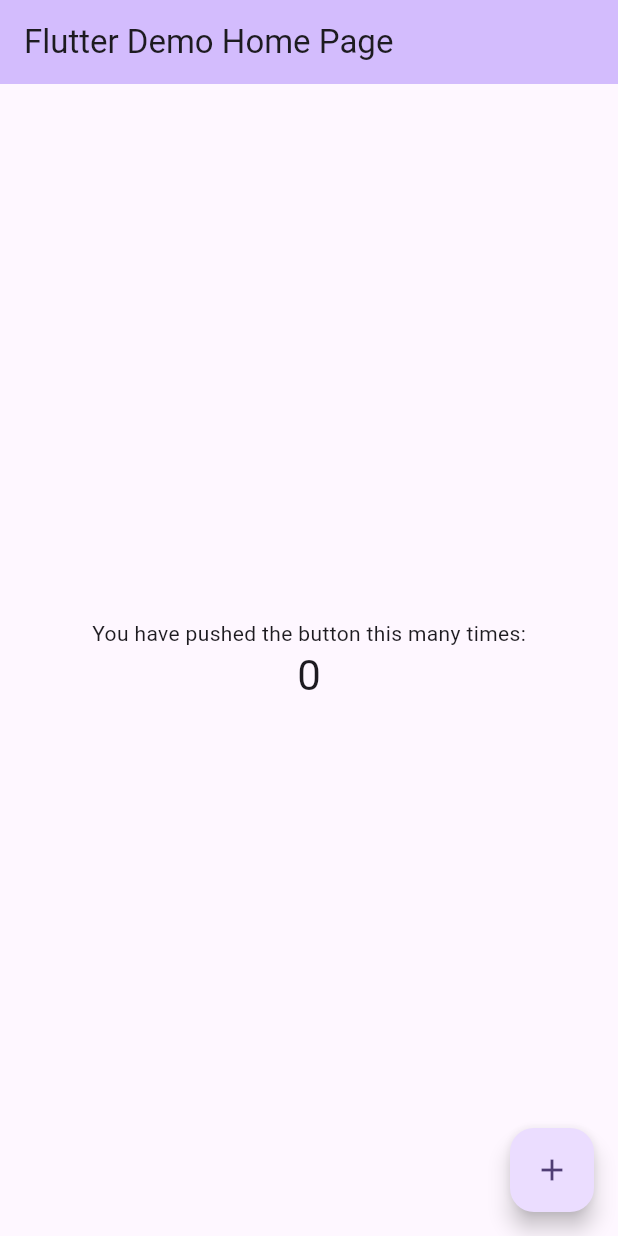
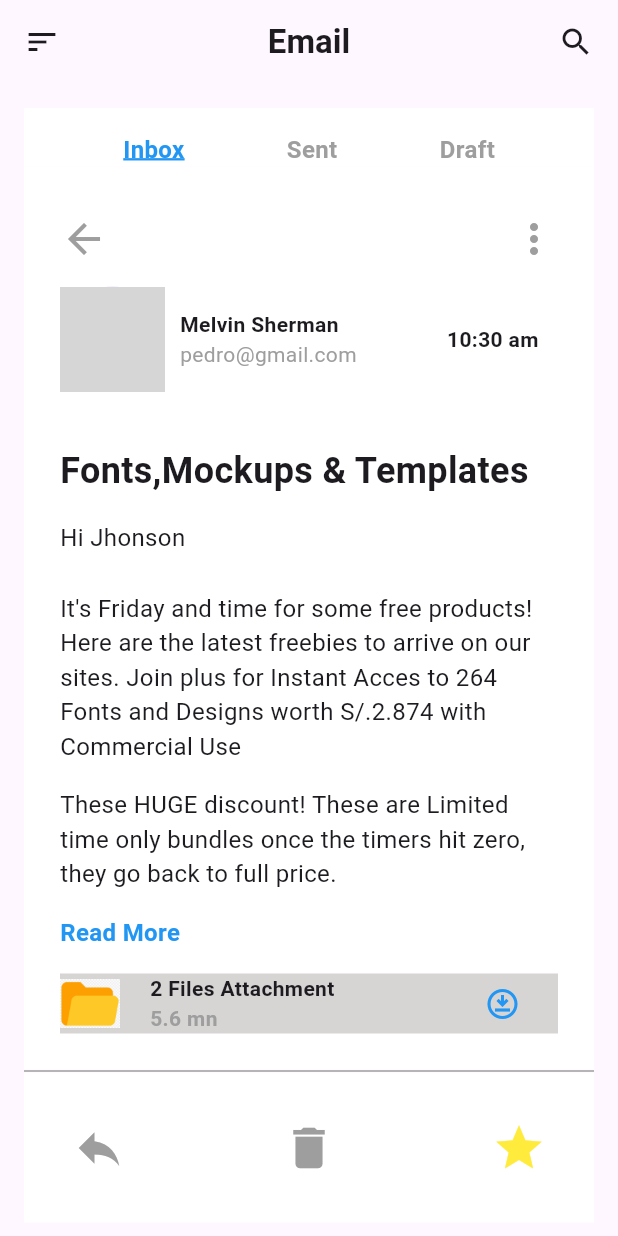
Before and after one commit to Klaux2020/proyecto_04, a Flutter app: the screen it shows after launch, on a phone screen of 412 x 824 dp. Run offline on Flutter 3.47's test engine with Material 3 defaults, Android fonts, the phone set to English and light mode, and no system bars; missing offline and left inert: dart:ffi; network calls fail; grey boxes are pictures that could not be loaded.

Commit message:
Proyecto04

```diff
--- a/lib/main.dart
+++ b/lib/main.dart
@@ -1,125 +1,13 @@
 import 'package:flutter/material.dart';
+import 'package:proyecto_04/pages/email.dart';
+import 'package:proyecto_04/pages/page_inicio.dart';
 
-void main() {
-  runApp(const MyApp());
+void main(){
+  runApp(
+    MaterialApp(
+    //home:PageInicio(),
+     home:Email(),
+    debugShowCheckedModeBanner: false,
+   ),
+  );
 }
-
-class MyApp extends StatelessWidget {
-  const MyApp({super.key});
-
-  // This widget is the root of your application.
-  @override
-  Widget build(BuildContext context) {
-    return MaterialApp(
-      title: 'Flutter Demo',
-      theme: ThemeData(
-        // This is the theme of your application.
-        //
-        // TRY THIS: Try running your application with "flutter run". You'll see
-        // the application has a purple toolbar. Then, without quitting the app,
-        // try changing the seedColor in the colorScheme below to Colors.green
-        // and then invoke "hot reload" (save your changes or press the "hot
-        // reload" button in a Flutter-supported IDE, or press "r" if you used
-        // the command line to start the app).
-        //
-        // Notice that the counter didn't reset back to zero; the application
-        // state is not lost during the reload. To reset the state, use hot
-        // restart instead.
-        //
-        // This works for code too, not just values: Most code changes can be
-        // tested with just a hot reload.
-        colorScheme: ColorScheme.fromSeed(seedColor: Colors.deepPurple),
-        useMaterial3: true,
-      ),
-      home: const MyHomePage(title: 'Flutter Demo Home Page'),
-    );
-  }
-}
-
-class MyHomePage extends StatefulWidget {
-  const MyHomePage({super.key, required this.title});
-
-  // This widget is the home page of your application. It is stateful, meaning
-  // that it has a State object (defined below) that contains fields that affect
-  // how it looks.
-
-  // This class is the configuration for the state. It holds the values (in this
-  // case the title) provided by the parent (in this case the App widget) and
-  // used by the build method of the State. Fields in a Widget subclass are
-  // always marked "final".
-
-  final String title;
-
-  @override
-  State<MyHomePage> createState() => _MyHomePageState();
-}
-
-class _MyHomePageState extends State<MyHomePage> {
-  int _counter = 0;
-
-  void _incrementCounter() {
-    setState(() {
-      // This call to setState tells the Flutter framework that something has
-      // changed in this State, which causes it to rerun the build method below
-      // so that the display can reflect the updated values. If we changed
-      // _counter without calling setState(), then the build method would not be
-      // called again, and so nothing would appear to happen.
-      _counter++;
-    });
-  }
-
-  @override
-  Widget build(BuildContext context) {
-    // This method is rerun every time setState is called, for instance as done
-    // by the _incrementCounter method above.
-    //
-    // The Flutter framework has been optimized to make rerunning build methods
-    // fast, so that you can just rebuild anything that needs updating rather
-    // than having to individually change instances of widgets.
-    return Scaffold(
-      appBar: AppBar(
-        // TRY THIS: Try changing the color here to a specific color (to
-        // Colors.amber, perhaps?) and trigger a hot reload to see the AppBar
-        // change color while the other colors stay the same.
-        backgroundColor: Theme.of(context).colorScheme.inversePrimary,
-        // Here we take the value from the MyHomePage object that was created by
-        // the App.build method, and use it to set our appbar title.
-        title: Text(widget.title),
-      ),
-      body: Center(
-        // Center is a layout widget. It takes a single child and positions it
-        // in the middle of the parent.
-        child: Column(
-          // Column is also a layout widget. It takes a list of children and
-          // arranges them vertically. By default, it sizes itself to fit its
-          // children horizontally, and tries to be as tall as its parent.
-          //
-          // Column has various properties to control how it sizes itself and
-          // how it positions its children. Here we use mainAxisAlignment to
-          // center the children vertically; the main axis here is the vertical
-          // axis because Columns are vertical (the cross axis would be
-          // horizontal).
-          //
-          // TRY THIS: Invoke "debug painting" (choose the "Toggle Debug Paint"
-          // action in the IDE, or press "p" in the console), to see the
-          // wireframe for each widget.
-          mainAxisAlignment: MainAxisAlignment.center,
-          children: <Widget>[
-            const Text(
-              'You have pushed the button this many times:',
-            ),
-            Text(
-              '$_counter',
-              style: Theme.of(context).textTheme.headlineMedium,
-            ),
-          ],
-        ),
-      ),
-      floatingActionButton: FloatingActionButton(
-        onPressed: _incrementCounter,
-        tooltip: 'Increment',
-        child: const Icon(Icons.add),
-      ), // This trailing comma makes auto-formatting nicer for build methods.
-    );
-  }
-}
--- /dev/null
+++ b/lib/pages/email.dart
@@ -0,0 +1,240 @@
+import 'dart:ffi';
+
+import 'package:flutter/material.dart';
+
+class Email extends StatelessWidget {
+
+  @override
+  Widget build(BuildContext context) {
+
+    return Scaffold(
+      appBar: AppBar(
+         title: Row(
+          mainAxisAlignment: MainAxisAlignment.spaceBetween,
+          children: [
+            Column(
+               children: [Icon(Icons.sort)]),
+            Text("Email",
+            style: TextStyle(fontWeight: FontWeight.bold),
+            ),
+            Column(
+              children: [Icon(Icons.search)]
+              ),
+          ],
+        )
+      ) ,
+      body: SafeArea(
+        minimum: EdgeInsets.all(16.0),
+        child:
+       Column(
+        children: [
+          Container(
+            decoration: new BoxDecoration(
+                       color: Colors.white,
+                    ),
+            padding: EdgeInsets.fromLTRB(32,16,32,0),
+             child:
+             Row(
+                  mainAxisAlignment: MainAxisAlignment.spaceAround,
+                  children: [
+                    Text("Inbox",
+                    style: TextStyle(
+                      fontSize: 16,
+                      fontWeight: FontWeight.bold,
+                      color: Colors.blue,
+                      decoration: TextDecoration.underline,
+                      decorationColor: Colors.blue,
+                      decorationThickness: 2,
+                      ),
+                    ),
+                    Text("Sent",
+                    style: TextStyle(
+                      fontSize: 16,
+                      fontWeight: FontWeight.bold,
+                      color: Colors.grey
+                      ),
+                    ),
+                    Text("Draft",
+                    style: TextStyle(
+                      fontSize: 16,
+                      fontWeight: FontWeight.bold,
+                      color: Colors.grey
+                      ),
+                    ),
+                  ],
+                 ),
+          ),
+          Container(
+            decoration: new BoxDecoration(
+                       color: Colors.white,
+                    ),
+            padding: EdgeInsets.all(24),
+            child:
+             Column(
+               children: [
+                 SizedBox(height: 8),
+                 Column(
+                 children: [
+                 Row(
+                  mainAxisAlignment: MainAxisAlignment.spaceBetween,
+                  children: [
+                  Icon(Icons.arrow_back,size: 32, color: Colors.grey,),
+                  Icon(Icons.more_vert,size: 32, color: Colors.grey),
+                  ],
+                  ),
+                 SizedBox(height: 16,),
+                 Column(
+                        children: [
+                 Row(
+                  //  mainAxisAlignment: MainAxisAlignment.spaceEvenly,
+                    children: [
+                      CircleAvatar(
+                        radius: 35.0,
+                        backgroundImage: NetworkImage(
+                          "https://pbs.twimg.com/profile_images/1771542579764490240/I1nqoFpQ_400x400.jpg"),
+                      ),
+                      SizedBox(width: 10,),
+                      Column(
+                          crossAxisAlignment: CrossAxisAlignment.start,
+                          children: [
+                            Text(
+                              "Melvin Sherman",
+                               style: TextStyle(fontWeight: FontWeight.bold),
+                            ),
+                            Text(
+                              "pedro@gmail.com",
+                               style: TextStyle(color: Colors.grey),
+                            ),
+                          ],
+                         ),
+                      SizedBox(width: 60,),
+                      Column(
+                             mainAxisAlignment: MainAxisAlignment.end,
+                             children: [
+                                Text("10:30 am",
+                                 style: TextStyle(fontWeight: FontWeight.bold),
+                                ),
+                              ],
+                         ),
+                    ],
+                  ),
+                 SizedBox(height: 20,)
+                  ],
+                  )
+                  ],
+                  ),
+                 SizedBox(height: 16),
+                 Row(
+                  children: [
+                    Text("Fonts,Mockups & Templates",
+                     style: TextStyle(fontWeight: FontWeight.bold,fontSize: 24),
+                    )
+                  ],
+                 ),
+                 SizedBox(height: 16),
+                 Row(
+                  children: [
+                    Text("Hi Jhonson",
+                     style: TextStyle(fontSize: 16),
+                    )
+                  ],
+                 ),
+                 SizedBox(height: 24),
+                 Column(
+                  children: [
+                    Text("It's Friday and time for some free products! Here are the latest freebies to arrive on our sites. Join plus for Instant Acces to 264 Fonts and Designs worth S/.2.874 with Commercial Use ",
+                    style: TextStyle(fontSize: 16),
+                    ),
+                   ],
+                  ),
+                  SizedBox(height: 16),
+                  Column(
+                  children: [
+                    Text("These HUGE discount! These are Limited time only bundles once the timers hit zero, they go back to full price. ",
+                    style: TextStyle(fontSize: 16),
+                    ),
+                   ],
+                  ),
+                  SizedBox(height: 16,),
+                  Row(
+                    mainAxisAlignment: MainAxisAlignment.start,
+                    children: [Text("Read More", style: TextStyle(color: Colors.blue,fontWeight: FontWeight.bold,fontSize: 16),)],),
+                  SizedBox(height: 16,),
+                  Container(
+                       decoration: new BoxDecoration(
+                       color: Color.fromARGB(255, 215, 212, 212),
+                    ),
+                    child: Row(
+                     children: [
+                        Image.asset(
+                        'assets/images/Open_Folder.png',
+                        width: 40,
+                         ),
+
+                        SizedBox(width: 20,),
+                        Column(
+                            crossAxisAlignment: CrossAxisAlignment.start,
+                            children: [
+                              Text(
+                                "2 Files Attachment",
+                                 style: TextStyle(fontWeight: FontWeight.bold),
+                              ),
+                              Text(
+                                "5.6 mn",
+                                 style: TextStyle(color: Colors.grey,fontWeight: FontWeight.bold),
+                              ),
+                            ],
+                           ),
+                        SizedBox(width: 100,),
+                        Column(
+                               mainAxisAlignment: MainAxisAlignment.end,
+                               children: [
+                                   Icon(
+                                        Icons.download_for_offline_outlined,
+                                        color: Colors.blue,
+                                    ),
+                                ],
+                           ),
+                      ],
+                    ),
+                  ),
+
+               ],
+             ),
+          ),
+          Divider(height: 2, color: Colors.grey,),
+          Container(
+            decoration: new BoxDecoration(
+                       color: Colors.white,
+                    ),
+            padding: EdgeInsets.all(32),
+            child: Row(
+              mainAxisAlignment: MainAxisAlignment.spaceBetween,
+             children: [
+               Icon(
+            Icons.reply,
+            color: Colors.grey,
+            size: 36,
+                    ),
+                    Icon(
+            Icons.delete,
+            color: Colors.grey,
+            size: 36,
+                    ),
+                    Icon(
+            Icons.star_sharp,
+            color: Colors.yellow,
+            size: 36,
+                    ),
+             ],
+            ),
+          )
+        ],
+      )
+
+      ),
+
+    );
+  }
+
+}
--- a/pubspec.yaml
+++ b/pubspec.yaml
@@ -59,8 +59,8 @@ flutter:
   uses-material-design: true
 
   # To add assets to your application, add an assets section, like this:
-  # assets:
-  #   - images/a_dot_burr.jpeg
+  assets:
+    - assets/images/
   #   - images/a_dot_ham.jpeg
 
   # An image asset can refer to one or more resolution-specific "variants", see
```
Also changed, not shown: lib/models/Remitente.dart (added, +15 -0 lines), lib/pages/page_inicio.dart (added, +123 -0 lines), lib/widget/item_card.dart (added, +93 -0 lines), assets/images/Open_Folder.png (added).
